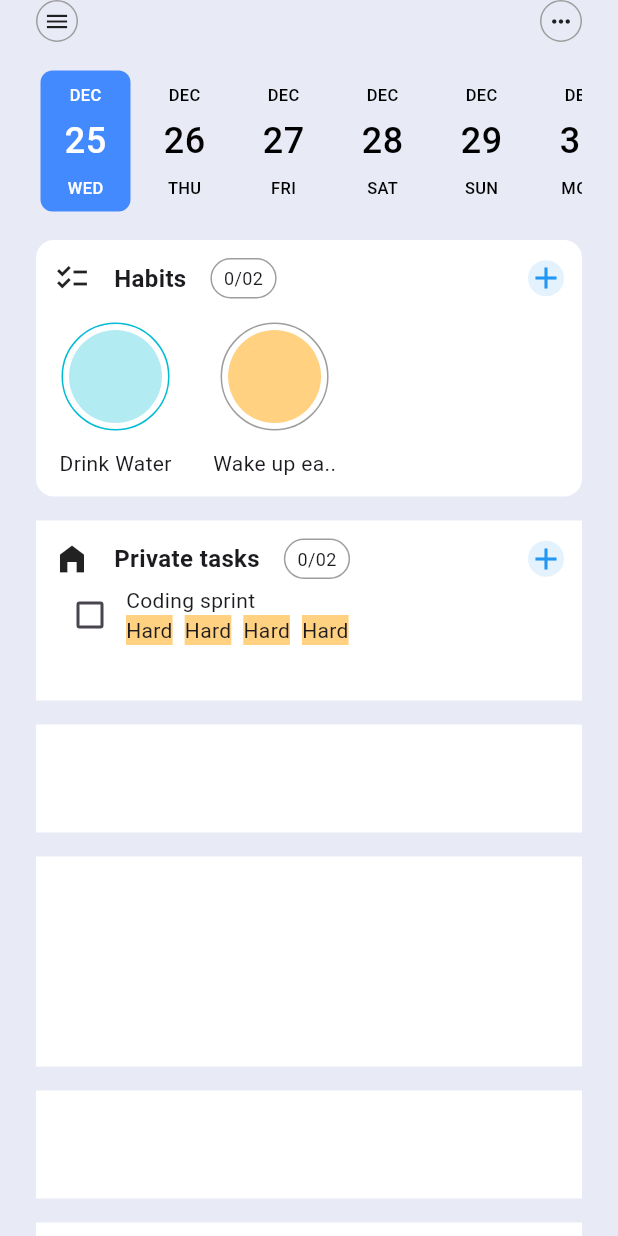
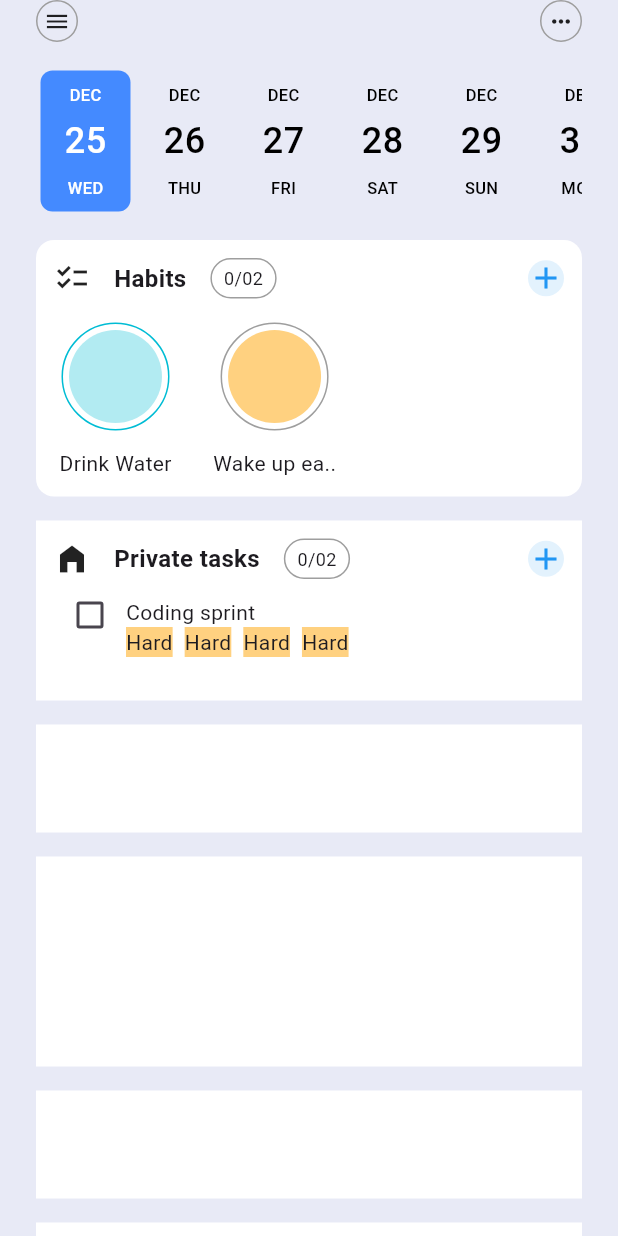
Before and after one commit to JAICHANGPARK/flutter_notebook_chapter_42, a Flutter app: the DailyPlannerHomePage screen opened directly, on a phone screen of 412 x 824 dp. Run offline on Flutter 3.47's test engine with Material 3 defaults, Android fonts, the light colour scheme and no system bars; drawn by our look-alikes of date_picker_timeline; our stand-ins replace gap, hugeicons.

Commit message:
Update daily_planner_home_page.dart

```diff
--- a/lib/ep2106_planner_app/views/daily_planner_home_page.dart
+++ b/lib/ep2106_planner_app/views/daily_planner_home_page.dart
@@ -209,9 +209,12 @@ class _DailyPlannerHomePageState extends State<DailyPlannerHomePage> {
                                 ],
                               ),
                               Row(
+                                crossAxisAlignment: CrossAxisAlignment.start,
                                 children: [
                                   Checkbox(value: false, onChanged: (b) {}),
                                   Expanded(
+                                    child: Padding(
+                                      padding: const EdgeInsets.only(top: 12),
                                       child: Column(
                                         crossAxisAlignment: CrossAxisAlignment.start,
                                         children: [
@@ -230,6 +233,7 @@ class _DailyPlannerHomePageState extends State<DailyPlannerHomePage> {
                                             ),
                                           )
                                         ],
+                                      ),
                                     ),
                                   )
                                 ],
```
Lines whose indentation alone changed are shown as unchanged.
